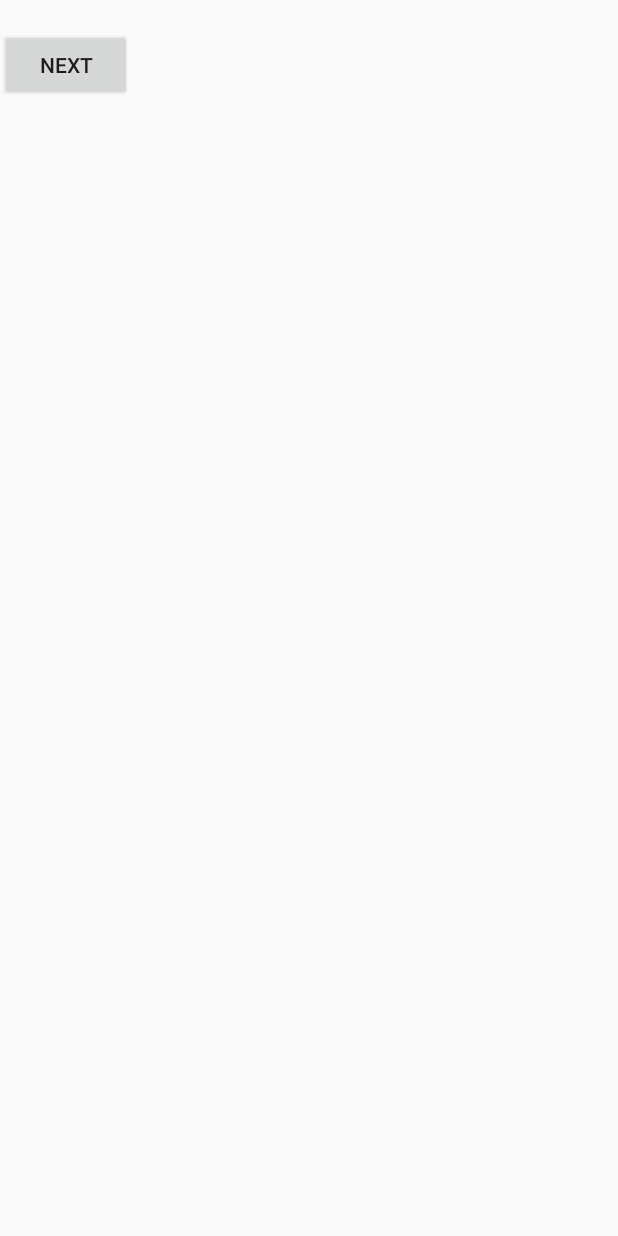
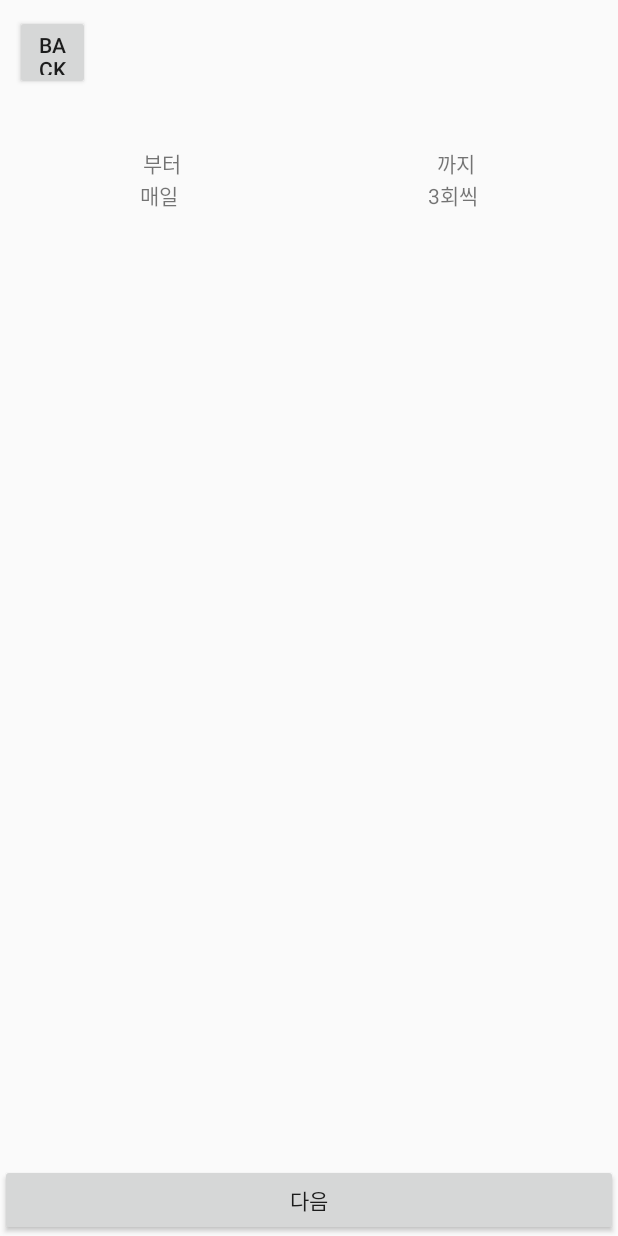
Before and after one commit to LeeGyeongHwan/WhereDoesItHurt, an Android app: the SetAlarmPage screen opened directly, with no data from a screen before it, on a phone screen of 412 x 824 dp. Run offline under Robolectric (Android 15) with nearby library versions, the phone set to English and light mode, and no system bars; libraries missing offline, so code that uses them is left out: com.google.api.services; 1 statement that could not run was skipped.

Commit message:
outline of alarm

```diff
--- a/app/src/main/java/com/k1l3/wheredoesithurt/ResultOfVision.java
+++ b/app/src/main/java/com/k1l3/wheredoesithurt/ResultOfVision.java
@@ -99,6 +99,8 @@ public class ResultOfVision extends AppCompatActivity {
                 Intent intent = new Intent (ResultOfVision.this,SetAlarmPage.class);
                 intent.putExtra("index",index);
                 intent.putExtra("title",title_pre.getText().toString());
+                intent.putExtra("alarmcount",EditList3.get(0).getText().toString());
+                intent.putExtra("alarmday",EditList4.get(0).getText().toString());
                 Log.d("check", "onClick: index"+index);
                 for(int i=0;i<index;i++){
                     intent.putExtra("edit1".concat(Integer.toString(i)),EditList1.get(i).getText().toString());
--- a/app/src/main/java/com/k1l3/wheredoesithurt/SetAlarmPage.java
+++ b/app/src/main/java/com/k1l3/wheredoesithurt/SetAlarmPage.java
@@ -1,29 +1,82 @@
 package com.k1l3.wheredoesithurt;
 
+import android.content.Context;
 import android.content.Intent;
 import android.os.Bundle;
 import android.support.v7.app.AppCompatActivity;
 import android.util.Log;
+import android.view.LayoutInflater;
 import android.view.View;
 import android.widget.Button;
+import android.widget.EditText;
+import android.widget.ImageView;
+import android.widget.LinearLayout;
 import android.widget.TextView;
+import android.widget.TimePicker;
+
+import com.google.api.services.vision.v1.Vision;
+
+import java.util.ArrayList;
 
 public class SetAlarmPage extends AppCompatActivity {
-    public TextView textView;
-    public Button btn;
-
+    public Button nextBtn,cancelBtn;
+    public TextView title;
     @Override
     protected void onCreate(Bundle savedInstanceState){
         super.onCreate(savedInstanceState);
         setContentView(R.layout.set_alarm_page);
 
-        textView=findViewById(R.id.textalarm);
-        btn=findViewById(R.id.nextBtn);
+        nextBtn = findViewById(R.id.alarm_nextpage);
+        cancelBtn = findViewById(R.id.cancelalarm);
+        title = findViewById(R.id.title_alarm);
+
 
         Intent intent=getIntent();
         String title_pre=intent.getStringExtra("title");
+        String alarmnum = intent.getStringExtra("alarmcount");
+        String alarmday = intent.getStringExtra("alarmday");
         int index=intent.getIntExtra("index",1);
-        String text=title_pre.concat(" : ");
+        String text= "";
+        ArrayList<TextView> arrayText = new ArrayList<>();
+        ArrayList<TimePicker> arrayPicker = new ArrayList<>();
+        ArrayList<ImageView> arrayImg = new ArrayList<>();
+
+        for(int i=0; i<Integer.parseInt(alarmnum); i++){
+            LinearLayout linearLayout = findViewById(R.id.startinflatealarm);
+
+            LayoutInflater layoutInflater =
+                    (LayoutInflater) getSystemService(Context.LAYOUT_INFLATER_SERVICE);
+
+            layoutInflater.inflate(R.layout.add_alarm, linearLayout, true);
+            TextView textView=findViewById(R.id.extext);
+            final TimePicker picker=findViewById(R.id.timepicker);
+            final ImageView pickerBtn = findViewById(R.id.pickerBtn);
+            textView.setId(500+i);
+            picker.setId(600+i);
+            pickerBtn.setId(700+i);
+            arrayText.add(textView);
+            arrayPicker.add(picker);
+            arrayImg.add(pickerBtn);
+            pickerBtn.setOnClickListener(new View.OnClickListener() {
+                @Override
+                public void onClick(View v) {
+                    if(picker.getVisibility()== View.GONE) {
+                        picker.setVisibility(View.VISIBLE);
+                        pickerBtn.setImageResource(R.drawable.up);
+                    }
+                    else{
+                        picker.setVisibility(View.GONE);
+                        pickerBtn.setImageResource(R.drawable.down);
+                    }
+                }
+            });
+        }
+
+        title.setText(title_pre);
+
+
+
+
         for(int i=0;i<index;i++){
             String str=intent.getStringExtra("edit1".concat(Integer.toString(i)));
             text=text.concat(str+" ");
@@ -35,9 +88,15 @@ public class SetAlarmPage extends AppCompatActivity {
             text=text.concat(str+" ");
         }
 
-        textView.setText(text);
-        Log.d("check", "onCreate: Text"+text);
-        btn.setOnClickListener(new View.OnClickListener() {
+
+        cancelBtn.setOnClickListener(new View.OnClickListener() {
+            @Override
+            public void onClick(View v) {
+                finish();
+            }
+        });
+
+        nextBtn.setOnClickListener(new View.OnClickListener() {
             @Override
             public void onClick(View v) {
                 Intent moveintent= new Intent(SetAlarmPage.this,Addword_Activity.class);
--- a/app/src/main/res/layout/set_alarm_page.xml
+++ b/app/src/main/res/layout/set_alarm_page.xml
@@ -1,20 +1,121 @@
 <?xml version="1.0" encoding="utf-8"?>
-<LinearLayout
-    xmlns:android="http://schemas.android.com/apk/res/android"
+<android.support.constraint.ConstraintLayout xmlns:android="http://schemas.android.com/apk/res/android"
+    xmlns:tools="http://schemas.android.com/tools"
     android:layout_width="match_parent"
     android:layout_height="match_parent"
-    android:orientation="vertical"
-    >
+    xmlns:app="http://schemas.android.com/apk/res-auto">
 
-    <TextView
+
+    <LinearLayout
         android:layout_width="match_parent"
         android:layout_height="wrap_content"
-        android:id="@+id/textalarm"
-        />
-    <Button
-        android:layout_width="wrap_content"
+        android:orientation="vertical"
+        android:id="@+id/linearalarm"
+        android:layout_margin="10dp"
+        app:layout_constraintTop_toTopOf="parent"
+        app:layout_constraintBottom_toTopOf="@+id/scrollview_alarm"
+        >
+        <Button
+            android:layout_width="50dp"
+            android:id="@+id/cancelalarm"
+            android:layout_height="50dp"
+            android:text="back"
+            />
+        <TextView
+            android:layout_margin="5dp"
+            android:layout_width="match_parent"
+            android:layout_height="wrap_content"
+            android:id="@+id/title_alarm"
+            android:textSize="20dp"
+            android:textColor="#9152EC"
+            android:text="나의 복용약"
+            />
+        <LinearLayout
+            android:layout_width="match_parent"
+            android:layout_height="wrap_content"
+            android:orientation="vertical"
+            >
+            <LinearLayout
+                android:layout_width="match_parent"
+                android:layout_height="wrap_content"
+                android:orientation="horizontal"
+                >
+                <TextView
+                    android:layout_width="wrap_content"
+                    android:layout_height="wrap_content"
+                    android:text="부터"
+                    android:gravity="center"
+                    android:layout_weight="1"
+                    />
+                <TextView
+                    android:layout_width="wrap_content"
+                    android:layout_height="wrap_content"
+                    android:text="까지"
+                    android:gravity="center"
+                    android:layout_weight="1"
+                    />
+            </LinearLayout>
+            <LinearLayout
+                android:layout_width="match_parent"
+                android:layout_height="wrap_content"
+                android:orientation="horizontal"
+                android:layout_weight="1"
+                >
+                <TextView
+                    android:layout_width="wrap_content"
+                    android:layout_height="wrap_content"
+                    android:text="매일"
+                    android:gravity="center"
+                    android:layout_weight="1"
+                    />
+                <TextView
+                    android:layout_width="wrap_content"
+                    android:layout_height="wrap_content"
+                    android:text="3회씩"
+                    android:gravity="center"
+                    android:layout_weight="1"
+                    />
+            </LinearLayout>
+
+
+        </LinearLayout>
+
+    </LinearLayout>
+
+    <ScrollView
+        android:id="@+id/scrollview_alarm"
+        android:layout_width="match_parent"
         android:layout_height="wrap_content"
-        android:text="next"
-        android:id="@+id/nextBtn"/>
+        app:layout_constraintTop_toBottomOf="@+id/linearalarm"
+        android:layout_margin="10dp"
+        >
 
-</LinearLayout>
+        <LinearLayout
+            android:layout_width="match_parent"
+            android:layout_height="wrap_content"
+            android:orientation="vertical"
+            android:id="@+id/startinflatealarm"
+            >
+        </LinearLayout>
+
+    </ScrollView>
+
+
+    <LinearLayout
+        android:layout_width="match_parent"
+        android:layout_height="wrap_content"
+        app:layout_constraintLeft_toLeftOf="parent"
+        app:layout_constraintBottom_toBottomOf="parent"
+        >
+
+        <Button
+            android:id="@+id/alarm_nextpage"
+            android:layout_width="match_parent"
+            android:layout_height="wrap_content"
+            android:text="다음" />
+
+    </LinearLayout>
+
+
+
+</android.support.constraint.ConstraintLayout>
```
Also changed, not shown: app/src/main/res/drawable/alarm_border.xml (added, +29 -0 lines), app/src/main/res/layout/add_alarm.xml (added, +61 -0 lines), app/src/main/res/drawable-v24/down.png (added), app/src/main/res/drawable-v24/up.png (added).
